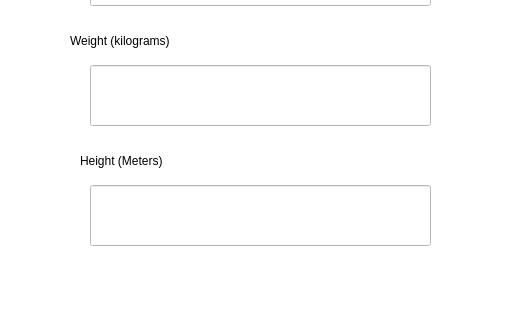
Above: UI/createUser.ui from NaryanSambhi/CSCN72030---Sec3---Group2 before the change; both pictures show x 90 to 601 and y 565 to 885 of the 720 by 1280 pixel window. Below: the same form after it.
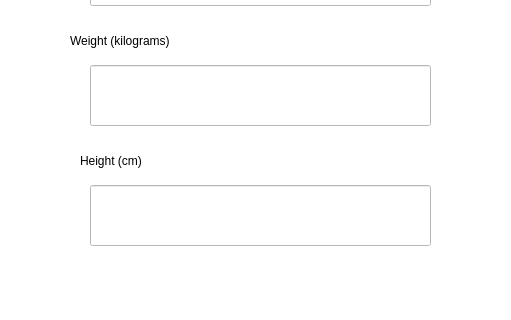
That is the form after the change.

Diff of the .ui file:
```diff
--- a/UI/createUser.ui
+++ b/UI/createUser.ui
@@ -225,7 +225,7 @@
 </string>
     </property>
     <property name="text">
-     <string>Height (Meters)</string>
+     <string>Height (cm)</string>
     </property>
    </widget>
    <widget class="QLineEdit" name="Height">
```
